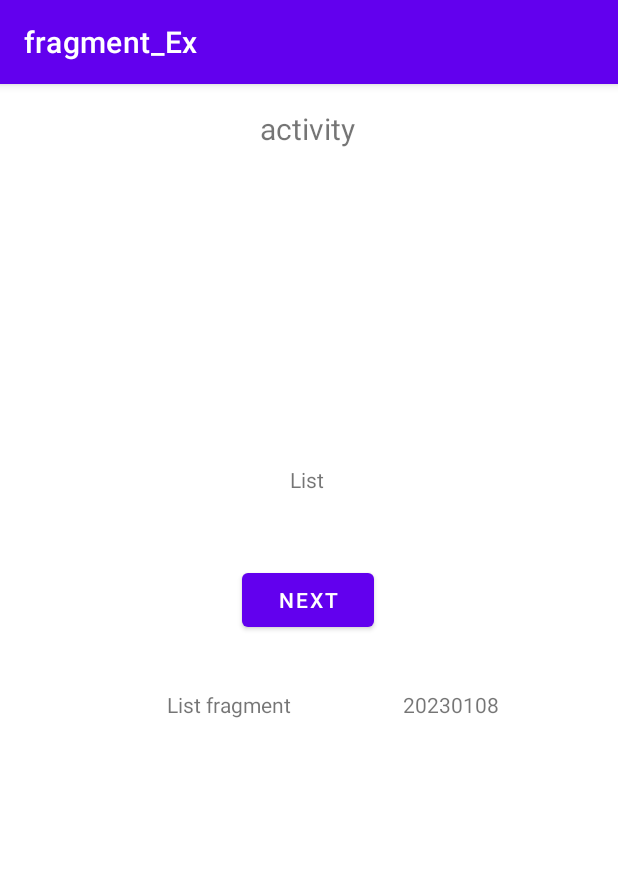
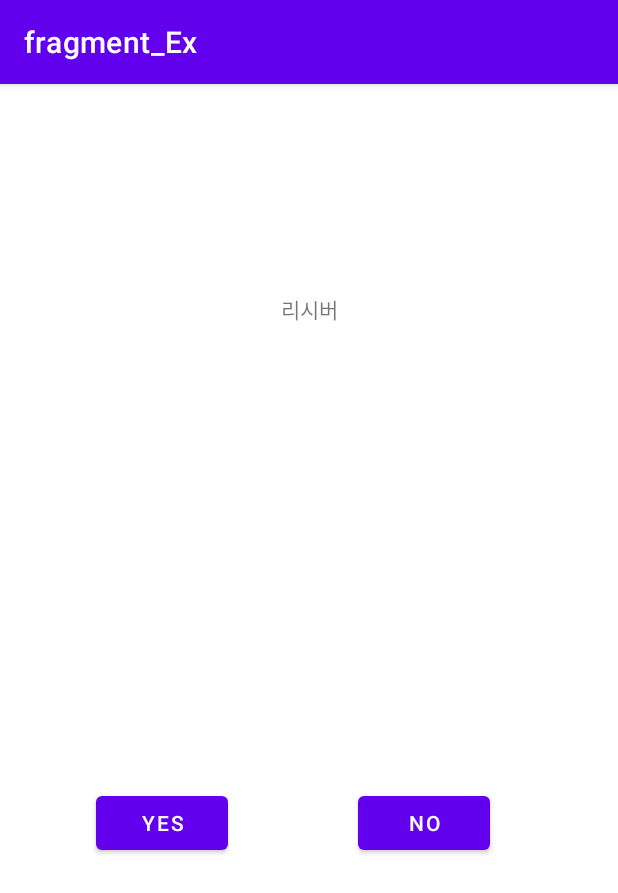
Before and after one commit to Uks98/fragment_Exam, an Android app: the screen it shows after launch (MainActivity), on a phone screen of 412 x 824 dp. Shown: the top 893 px of the screen. Run offline under Robolectric (Android 15) with nearby library versions, the phone set to English and light mode, and no system bars.

```diff
--- a/app/build.gradle
+++ b/app/build.gradle
@@ -35,7 +35,9 @@ android {
 }
 
 dependencies {
-
+    def fragment_version = "1.3.0-beta02"
+    implementation "androidx.fragment:fragment:1.5.5"
+    implementation "androidx.fragment:fragment-ktx:1.5.5"
     implementation 'androidx.core:core-ktx:1.7.0'
     implementation 'androidx.appcompat:appcompat:1.5.1'
     implementation 'com.google.android.material:material:1.7.0'
--- a/app/src/main/java/com/example/fragment_ex/DetailFragment.kt
+++ b/app/src/main/java/com/example/fragment_ex/DetailFragment.kt
@@ -17,7 +17,7 @@ class DetailFragment : Fragment() {
     ): View? {
         val binding = FragmentDetailBinding.inflate(inflater,container,false)
         binding.btnBack.setOnClickListener {
-            mainActivity.goBack()
+            //mainActivity.goBack()
         }
         return binding.root
     }
--- a/app/src/main/java/com/example/fragment_ex/ListFragment.kt
+++ b/app/src/main/java/com/example/fragment_ex/ListFragment.kt
@@ -22,7 +22,7 @@ class ListFragment : Fragment() {
     ): View? {
         val binding = FragmentListBinding.inflate(inflater,container,false) // 메인 액티비티 바인딩
         binding.btnNext.setOnClickListener {
-            mainActivity?.goDetail()
+            //mainActivity?.goDetail()
         }
         //넘어온 데이터 대입하는 변수
         //액티비티에서 전달한 두개의 값
--- a/app/src/main/java/com/example/fragment_ex/MainActivity.kt
+++ b/app/src/main/java/com/example/fragment_ex/MainActivity.kt
@@ -9,30 +9,30 @@ class MainActivity : AppCompatActivity() {
         setContentView(R.layout.activity_main)
         setFragment()
     }
-    fun setFragment(){
+    fun setFragment() {
         //화면 간 데이터 주고받기
         val listFragment: ListFragment = ListFragment()
         var bundle = Bundle()
-        bundle.putString("1","List fragment")
-        bundle.putString("2","20230108")
+        bundle.putString("1", "List fragment")
+        bundle.putString("2", "20230108")
         listFragment.arguments = bundle // 값이 담긴 번들을 프래그먼트 argument에 담음
-
-        val transaction = supportFragmentManager.beginTransaction() // 트랜잭션 시작
-        // add 메서드 -> 프래그먼트를 레이아웃에 추가
-        //replace 레이아웃에 삽입된 프래그먼트 교체
-        //remove 프래그먼트 제거
-        transaction.add(R.id.framaLayout, listFragment) //id와 프래그먼트 필요
-        transaction.commit() //모든 작업 완성될 시
-    }
-    //프레그먼트 이동 함수
-    fun goDetail(){
-        var detailFragment = DetailFragment()
-        val transaction = supportFragmentManager.beginTransaction()
-        transaction.add(R.id.framaLayout,detailFragment)
-        transaction.addToBackStack("detail")
-        transaction.commit()
-    }
-    fun goBack(){
-        onBackPressed()
-    }
-}
+        //
+//        val transaction = supportFragmentManager.beginTransaction() // 트랜잭션 시작
+//        // add 메서드 -> 프래그먼트를 레이아웃에 추가
+//        //replace 레이아웃에 삽입된 프래그먼트 교체
+//        //remove 프래그먼트 제거
+//        transaction.add(R.id.framaLayout, listFragment) //id와 프래그먼트 필요
+//        transaction.commit() //모든 작업 완성될 시
+//    }
+//    //프레그먼트 이동 함수
+//    fun goDetail(){
+//        var detailFragment = DetailFragment()
+//        val transaction = supportFragmentManager.beginTransaction()
+//        transaction.add(R.id.framaLayout,detailFragment)
+//        transaction.addToBackStack("detail")
+//        transaction.commit()
+//    }
+        fun goBack() {
+            onBackPressed()
+        }
+    }}
--- /dev/null
+++ b/app/src/main/java/com/example/fragment_ex/ReciveFragment.kt
@@ -0,0 +1,33 @@
+package com.example.fragment_ex
+
+import android.os.Bundle
+import androidx.fragment.app.Fragment
+import android.view.LayoutInflater
+import android.view.View
+import android.view.ViewGroup
+import androidx.fragment.app.setFragmentResult
+import androidx.fragment.app.setFragmentResultListener
+import com.example.fragment_ex.databinding.FragmentListBinding
+import com.example.fragment_ex.databinding.FragmentReciveBinding
+
+class ReciveFragment : Fragment() {
+    lateinit var binding : FragmentReciveBinding
+    override fun onCreateView(
+        inflater: LayoutInflater, container: ViewGroup?,
+        savedInstanceState: Bundle?
+    ): View? {
+        binding = FragmentReciveBinding.inflate(inflater,container,false)
+        return binding.root
+    }
+
+    override fun onViewCreated(view: View, savedInstanceState: Bundle?) {
+        super.onViewCreated(view, savedInstanceState)
+        //값을 보내는 측 프래그먼트에서 "request"라는 키로 값을 보내면 리스너 안의 코드가 실행된다.
+        //"request는 요청 전체에 대한 키"
+        setFragmentResultListener("request"){
+            key,bundle -> bundle.getString("valueKey")?.let {
+                binding.texxtView.setText(it)
+        }
+        }
+    }
+}
--- /dev/null
+++ b/app/src/main/java/com/example/fragment_ex/SenderFragment.kt
@@ -0,0 +1,37 @@
+package com.example.fragment_ex
+
+import android.os.Bundle
+import androidx.fragment.app.Fragment
+import android.view.LayoutInflater
+import android.view.View
+import android.view.ViewGroup
+import androidx.core.os.bundleOf
+import androidx.fragment.app.setFragmentResult
+import com.example.fragment_ex.databinding.FragmentReciveBinding
+import com.example.fragment_ex.databinding.FragmentSenderBinding
+
+class SenderFragment : Fragment() {
+    lateinit var binding : FragmentSenderBinding
+    override fun onCreateView(
+        inflater: LayoutInflater, container: ViewGroup?,
+        savedInstanceState: Bundle?
+    ): View? {
+        binding = FragmentSenderBinding.inflate(inflater,container,false)
+        return binding.root
+    }
+
+    override fun onViewCreated(view: View, savedInstanceState: Bundle?) {
+        super.onViewCreated(view, savedInstanceState)
+        binding.btnYes.setOnClickListener {
+        //프래그먼트 발신
+            //bundle of -> key to value
+            val bundle = bundleOf("valueKey" to "Yes")
+            setFragmentResult("request",bundle)
+        }
+        binding.btnNo.setOnClickListener {
+            val bundle = bundleOf("valueKey" to "No")
+            setFragmentResult("request",bundle)
+        }
+    }
+
+}
--- a/app/src/main/res/layout/activity_main.xml
+++ b/app/src/main/res/layout/activity_main.xml
@@ -4,45 +4,24 @@
     xmlns:tools="http://schemas.android.com/tools"
     android:layout_width="match_parent"
     android:layout_height="match_parent"
-    tools:context=".MainActivity">
+    tools:context=".MainActivity" >
 
-    <TextView
-        android:id="@+id/size"
-        android:layout_width="wrap_content"
-        android:layout_height="wrap_content"
-        android:text="activity"
-        android:textSize="20sp"
+    <androidx.fragment.app.FragmentContainerView
+        android:id="@+id/fragmentContainerView6"
+        android:name="com.example.fragment_ex.ReciveFragment"
+        android:layout_width="0dp"
+        android:layout_height="300dp"
+        app:layout_constraintEnd_toEndOf="parent"
+        app:layout_constraintStart_toStartOf="parent"
+        app:layout_constraintTop_toTopOf="parent" />
+
+    <androidx.fragment.app.FragmentContainerView
+        android:id="@+id/fragmentContainerView7"
+        android:name="com.example.fragment_ex.SenderFragment"
+        android:layout_width="match_parent"
+        android:layout_height="400dp"
         app:layout_constraintBottom_toBottomOf="parent"
         app:layout_constraintEnd_toEndOf="parent"
-        app:layout_constraintHorizontal_bias="0.498"
         app:layout_constraintStart_toStartOf="parent"
-        app:layout_constraintTop_toTopOf="parent"
-        app:layout_constraintVertical_bias="0.022" />
-
-    <FrameLayout
-        android:id="@+id/framaLayout"
-        android:layout_width="match_parent"
-        android:layout_height="686dp"
-        android:layout_marginStart="1dp"
-        android:layout_marginEnd="1dp"
-        app:layout_constraintBottom_toBottomOf="parent"
-        app:layout_constraintEnd_toEndOf="parent"
-        app:layout_constraintStart_toStartOf="parent">
-
-    </FrameLayout>
-
-    <!--    <FrameLayout-->
-<!--        android:id="@+id/frameLayout"-->
-<!--        android:layout_width="409dp"-->
-<!--        android:layout_height="662dp"-->
-<!--        app:layout_constraintBottom_toBottomOf="parent"-->
-<!--        app:layout_constraintEnd_toEndOf="parent"-->
-<!--        app:layout_constraintHorizontal_bias="0.0"-->
-<!--        app:layout_constraintStart_toStartOf="parent"-->
-<!--        app:layout_constraintTop_toBottomOf="@+id/size"-->
-<!--        app:layout_constraintVertical_bias="1.0">-->
-
-<!--    </FrameLayout>-->
-
-
+        app:layout_constraintTop_toBottomOf="@+id/fragmentContainerView6" />
 </androidx.constraintlayout.widget.ConstraintLayout>
--- /dev/null
+++ b/app/src/main/res/layout/fragment_recive.xml
@@ -0,0 +1,16 @@
+<?xml version="1.0" encoding="utf-8"?>
+<FrameLayout xmlns:android="http://schemas.android.com/apk/res/android"
+    xmlns:tools="http://schemas.android.com/tools"
+    android:layout_width="match_parent"
+    android:layout_height="match_parent"
+    tools:context=".ReciveFragment">
+
+    <!-- TODO: Update blank fragment layout -->
+    <TextView
+        android:id="@+id/texxt_view"
+        android:layout_width="match_parent"
+        android:layout_height="match_parent"
+        android:gravity="center"
+        android:text="리시버" />
+
+</FrameLayout>
--- /dev/null
+++ b/app/src/main/res/layout/fragment_sender.xml
@@ -0,0 +1,31 @@
+<?xml version="1.0" encoding="utf-8"?>
+<androidx.constraintlayout.widget.ConstraintLayout xmlns:android="http://schemas.android.com/apk/res/android"
+    xmlns:app="http://schemas.android.com/apk/res-auto"
+    xmlns:tools="http://schemas.android.com/tools"
+    android:layout_width="match_parent"
+    android:layout_height="match_parent"
+    tools:context=".SenderFragment">
+
+    <Button
+        android:id="@+id/btnYes"
+        android:layout_width="wrap_content"
+        android:layout_height="wrap_content"
+        android:layout_marginStart="64dp"
+        android:text="yes"
+        app:layout_constraintBottom_toBottomOf="parent"
+        app:layout_constraintStart_toStartOf="parent"
+        app:layout_constraintTop_toTopOf="parent"
+        app:layout_constraintVertical_bias="0.382" />
+
+    <Button
+        android:id="@+id/btnNo"
+        android:layout_width="wrap_content"
+        android:layout_height="wrap_content"
+        android:text="No"
+        app:layout_constraintBottom_toBottomOf="parent"
+        app:layout_constraintEnd_toEndOf="parent"
+        app:layout_constraintHorizontal_bias="0.502"
+        app:layout_constraintStart_toEndOf="@+id/btnYes"
+        app:layout_constraintTop_toTopOf="parent"
+        app:layout_constraintVertical_bias="0.382" />
+</androidx.constraintlayout.widget.ConstraintLayout>
```
